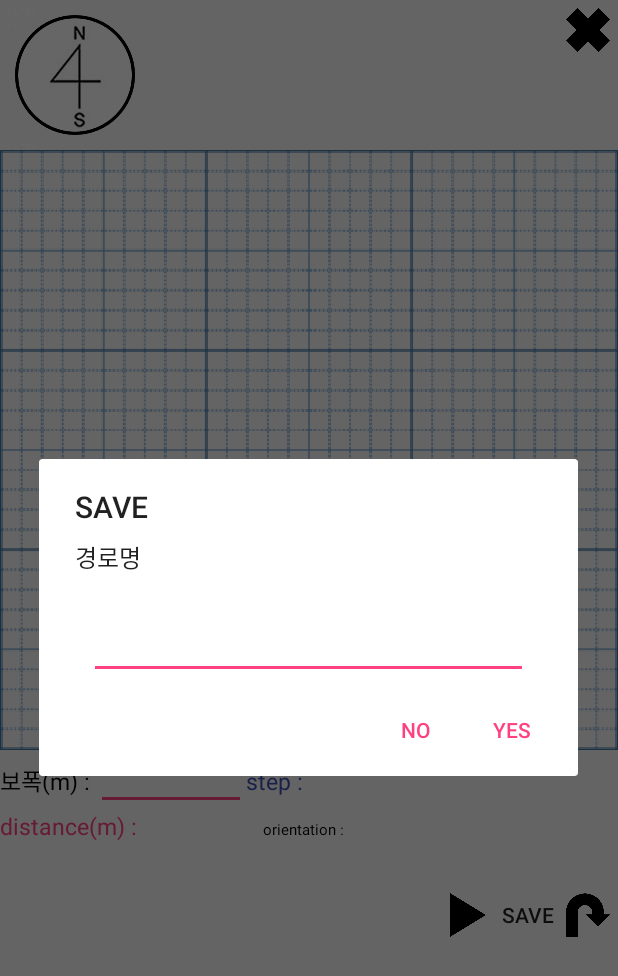
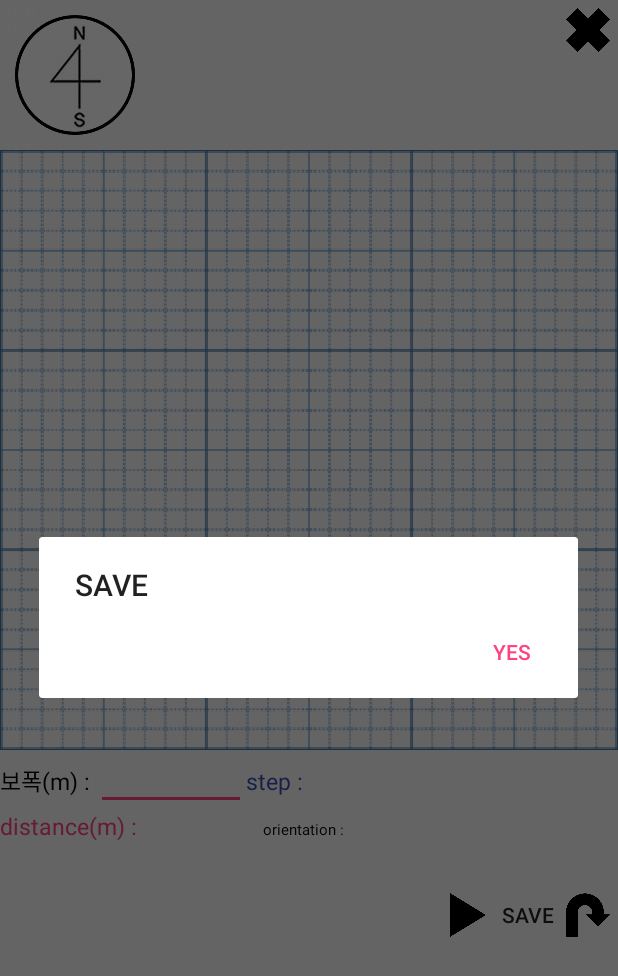
Before and after one commit to JeanPark96/Hansel_and_Gretel, an Android app: the MainActivity screen opened directly, with no data from a screen before it, after a tap on "SAVE", on a phone screen of 412 x 824 dp. Shown: the top 976 px of the screen. Run offline under Robolectric (Android 15) with nearby library versions, the phone set to English and light mode, and no system bars.

Commit message:
Modify Button Error solved committed by Lee

```diff
--- a/app/src/main/java/com/example/jean/mapcanvas/MainActivity.java
+++ b/app/src/main/java/com/example/jean/mapcanvas/MainActivity.java
@@ -297,11 +297,11 @@ public class MainActivity extends AppCompatActivity {
         final String TAG = "Test_Alert_Dialog";
 
         ad.setTitle("SAVE");
-        ad.setMessage("경로명");
-        final EditText et = new EditText(MainActivity.this);
-        ad.setView(et, 50, 0, 50, 0);
+        //ad.setMessage("경로명");
+        //final EditText et = new EditText(MainActivity.this);
+        //ad.setView(et, 50, 0, 50, 0);
 
-        ad.setPositiveButton("Yes", new DialogInterface.OnClickListener() {
+        /*ad.setPositiveButton("Yes", new DialogInterface.OnClickListener() {
             @Override
             public void onClick(DialogInterface dialog, int which) {
                 Log.v(TAG, "Yes Btn Click");
@@ -314,12 +314,12 @@ public class MainActivity extends AppCompatActivity {
                 startActivity(intent);
                 dialog.dismiss();
             }
-        });
+        });*/
 
-        ad.setNegativeButton("No", new DialogInterface.OnClickListener() {
+        ad.setNegativeButton("Yes", new DialogInterface.OnClickListener() {
             @Override
             public void onClick(DialogInterface dialog, int which) {
-                Log.v(TAG,"No Btn Click");
+                Log.v(TAG,"Yes Btn Click");
                 dialog.dismiss();
                 byte[] image= IMGhelper.getBytes(showCanvas.drawBitmap);
                 IMGhelper.updateDB(imgid,image);
```
Also changed, not shown: app/src/main/java/com/example/jean/mapcanvas/ListScreenActivity.java (+7 -2 lines).
